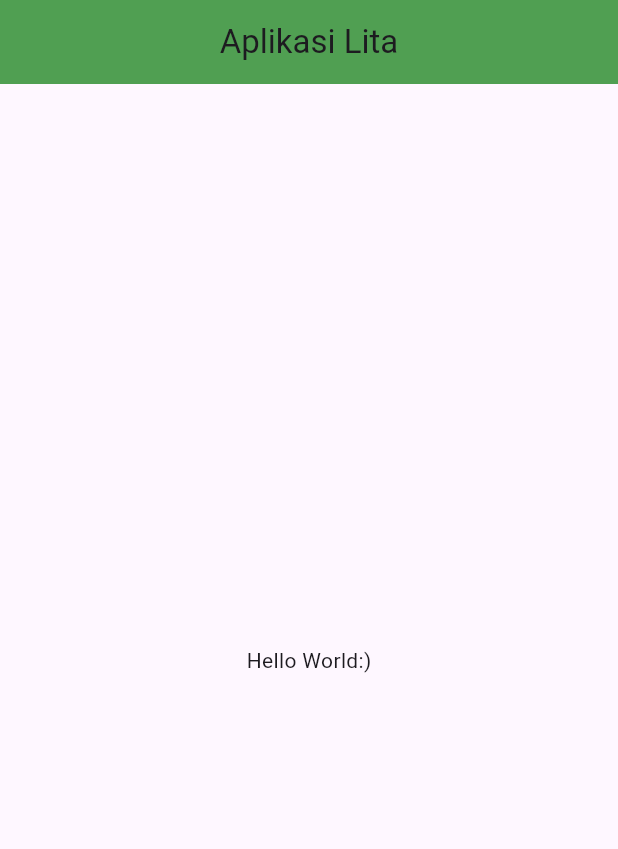
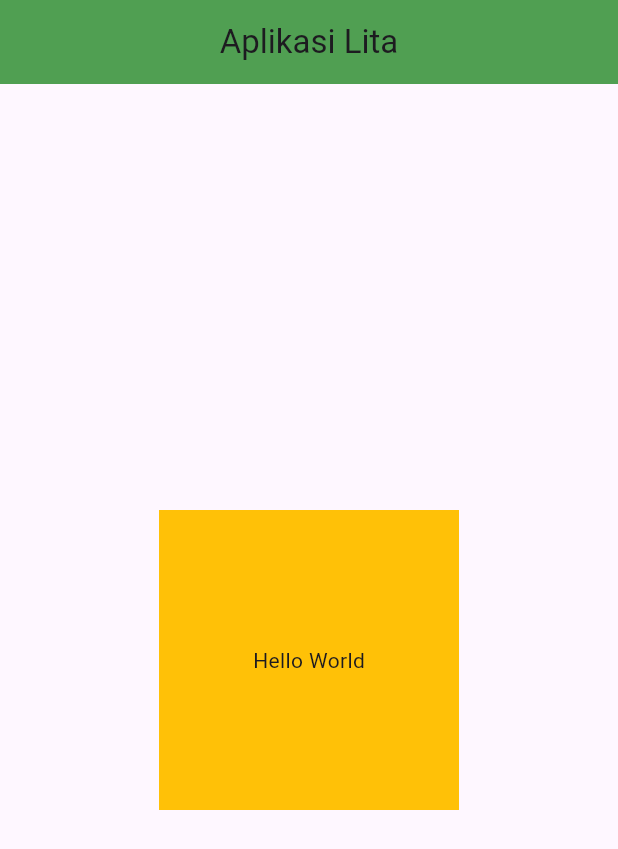
Before and after one commit to maulitayasmin/mobile, a Flutter app: the screen it shows after launch, on a phone screen of 412 x 824 dp. Shown: the top 849 px of the screen. Run offline on Flutter 3.47's test engine with Material 3 defaults, Android fonts, the phone set to English and light mode, and no system bars.

Commit message:
container

```diff
--- a/lib/main.dart
+++ b/lib/main.dart
@@ -16,7 +16,14 @@ class LitaApp extends StatelessWidget {
           centerTitle: true, //karena di android centerTitle nya false jadi harus di setting dulu menjadi true
         ),
         body: Center(
-          child: Text('Hello World:)'),
+          child: Container( //membuat kotak
+            width: 200, //mengatur lebar kotak
+            height: 200, //mengatur tinggi kotak
+            color: Colors.amber, //mewarnai kotak
+            child: Center(
+              child: Text('Hello World'), //mengisi kotak dengan tulisan
+            )
+          ),
         )
       )
     );
```
